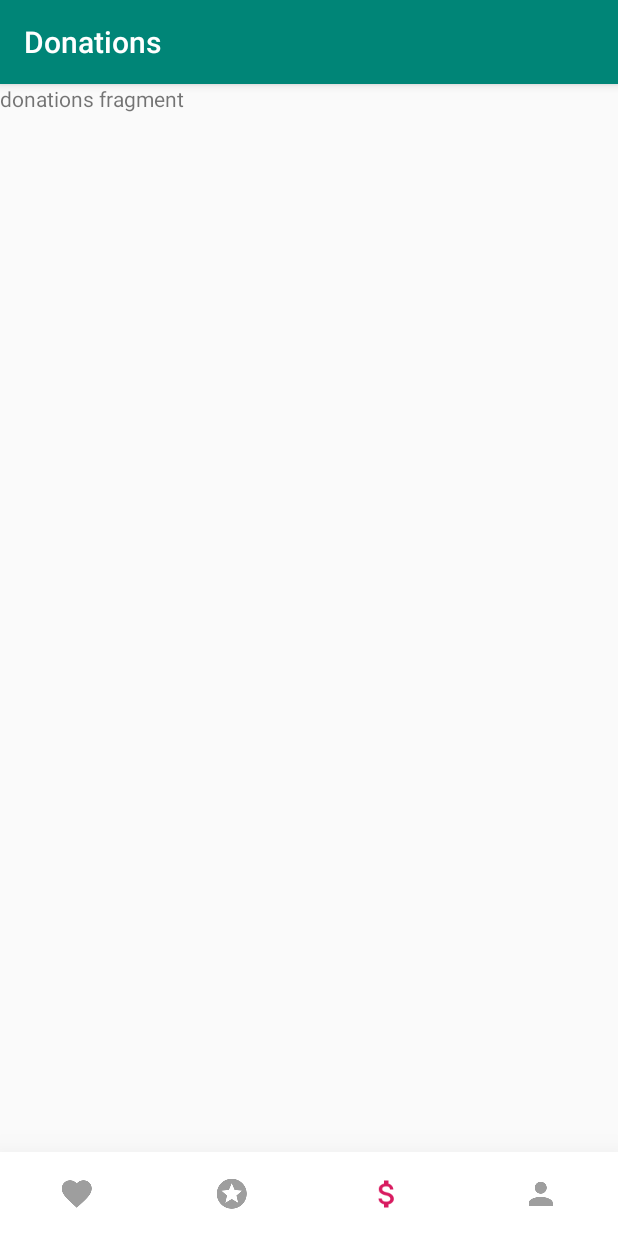
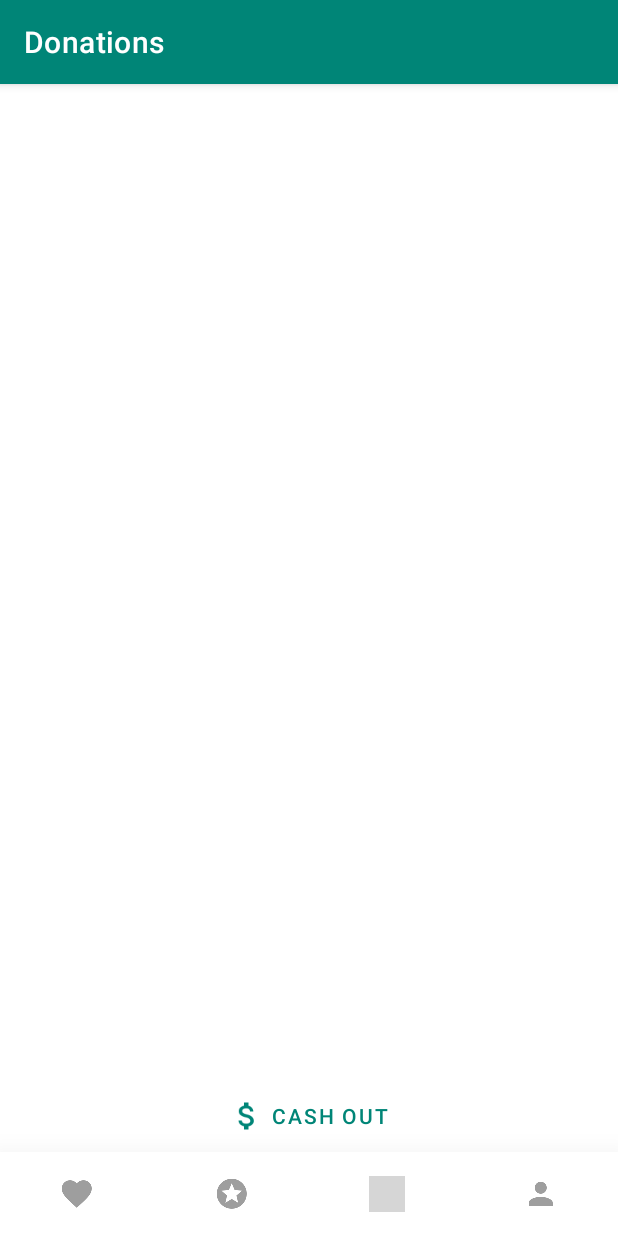
Before and after one commit to Alaska47/Homie, an Android app: the screen it shows after launch (HomeActivity), item 3 of the bottom bar chosen, on a phone screen of 412 x 824 dp. Run offline under Robolectric (Android 15) with nearby library versions, the phone set to English and light mode, and no system bars; grey boxes are pictures that could not be loaded.

Commit message:
push donations fragment

```diff
--- a/app/src/main/res/layout/activity_main.xml
+++ b/app/src/main/res/layout/activity_main.xml
@@ -1,5 +1,5 @@
 <?xml version="1.0" encoding="utf-8"?>
-<androidx.constraintlayout.widget.ConstraintLayout xmlns:android="http://schemas.android.com/apk/res/android"
+<RelativeLayout xmlns:android="http://schemas.android.com/apk/res/android"
     xmlns:app="http://schemas.android.com/apk/res-auto"
     xmlns:tools="http://schemas.android.com/tools"
     android:layout_width="match_parent"
@@ -8,14 +8,18 @@
 
     <FrameLayout
         android:layout_width="match_parent"
-        android:layout_height="match_parent"
+        android:layout_height="wrap_content"
+        android:layout_above="@id/bottom_navigation"
         android:id="@+id/container" >
+
+    </FrameLayout>
 
     <com.google.android.material.bottomnavigation.BottomNavigationView
         android:id="@+id/bottom_navigation"
         android:layout_width="match_parent"
         android:layout_height="wrap_content"
         android:layout_gravity="bottom"
+        android:layout_alignParentBottom="true"
         android:background="@color/md_white_1000"
         app:itemIconTint="@drawable/bottom_nav_colors"
         app:itemTextColor="@drawable/bottom_nav_colors"
@@ -24,6 +28,4 @@
         app:menu="@menu/bottom_navigation_menu"
         />
 
-    </FrameLayout>
-
-</androidx.constraintlayout.widget.ConstraintLayout>
+</RelativeLayout>
--- a/app/src/main/res/layout/fragment_donations.xml
+++ b/app/src/main/res/layout/fragment_donations.xml
@@ -3,12 +3,26 @@
     xmlns:tools="http://schemas.android.com/tools"
     android:layout_width="match_parent"
     android:layout_height="match_parent"
+    xmlns:app="http://schemas.android.com/apk/res-auto"
     tools:context=".fragments.DonationsFragment">
 
-    <!-- TODO: Update blank fragment layout -->
+    <com.google.android.material.button.MaterialButton
+        android:id="@+id/cash_out_button"
+        android:layout_width="match_parent"
+        android:layout_height="wrap_content"
+        android:visibility="visible"
+        android:layout_gravity="bottom"
+        app:icon="@drawable/ic_attach_money_white_24dp"
+        style="@style/Widget.MaterialComponents.Button.TextButton.Icon"
+        app:iconGravity="textStart"
+        android:text="cash out"/>
+
     <TextView
-        android:layout_width="match_parent"
-        android:layout_height="match_parent"
-        android:text="donations fragment" />
+        android:id="@+id/donation_error_message"
+        android:layout_width="wrap_content"
+        android:visibility="gone"
+        android:layout_gravity="center"
+        android:layout_height="wrap_content"
+        android:text="Donation error message"/>
 
 </FrameLayout>
--- a/app/src/main/res/layout/fragment_recommended_posts.xml
+++ b/app/src/main/res/layout/fragment_recommended_posts.xml
@@ -9,7 +9,6 @@
     <androidx.recyclerview.widget.RecyclerView
         android:id="@+id/rv"
         android:layout_width="match_parent"
-        android:layout_marginBottom="56dp"
         android:layout_height="wrap_content">
 
     </androidx.recyclerview.widget.RecyclerView>
--- a/app/src/main/res/menu/bottom_navigation_menu.xml
+++ b/app/src/main/res/menu/bottom_navigation_menu.xml
@@ -10,7 +10,7 @@
     android:title="" />
     <item
         android:id="@+id/donations"
-        android:icon="@drawable/ic_attach_money_white_24dp"
+        android:icon="@drawable/ic_archive_white_24dp"
         android:title="" />
     <item
         android:id="@+id/profile"
--- a/app/src/main/res/values/styles.xml
+++ b/app/src/main/res/values/styles.xml
@@ -1,7 +1,7 @@
 <resources>
 
     <!-- Base application theme. -->
-    <style name="AppTheme" parent="Theme.AppCompat.Light.DarkActionBar">
+    <style name="AppTheme" parent="Theme.MaterialComponents.Light.DarkActionBar">
         <!-- Customize your theme here. -->
         <item name="colorPrimary">@color/colorPrimary</item>
         <item name="colorPrimaryDark">@color/colorPrimaryDark</item>
```
Also changed, not shown: app/src/main/res/layout/donation_row.xml (added, +58 -0 lines). Lines whose indentation alone changed are shown as unchanged.
